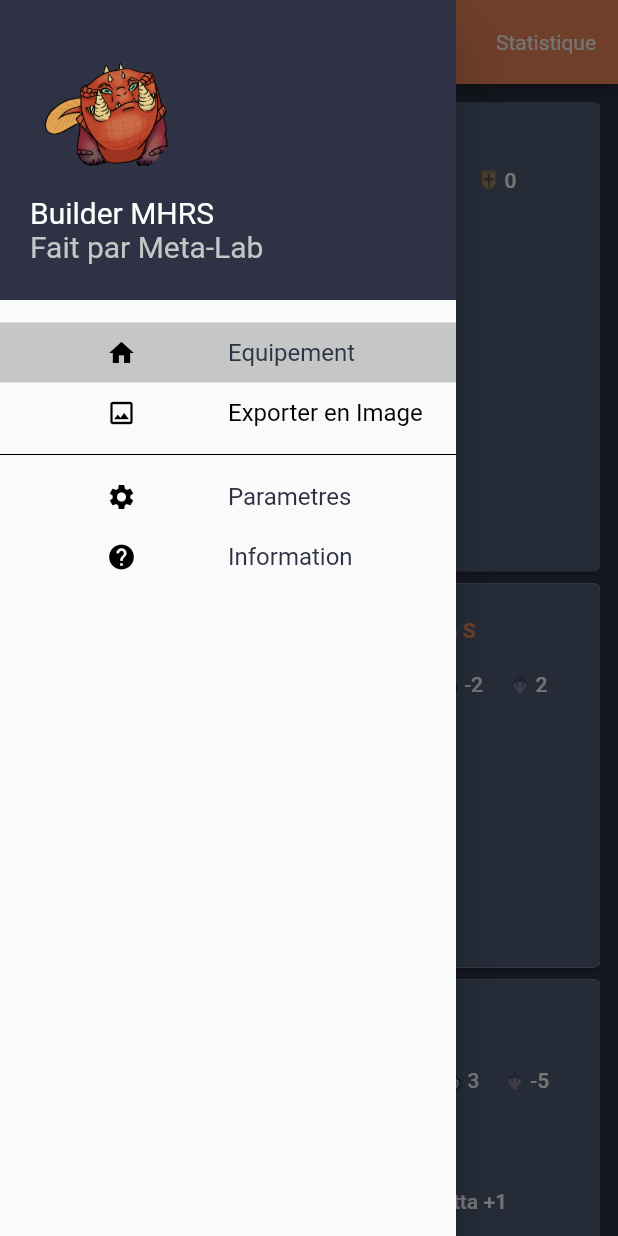
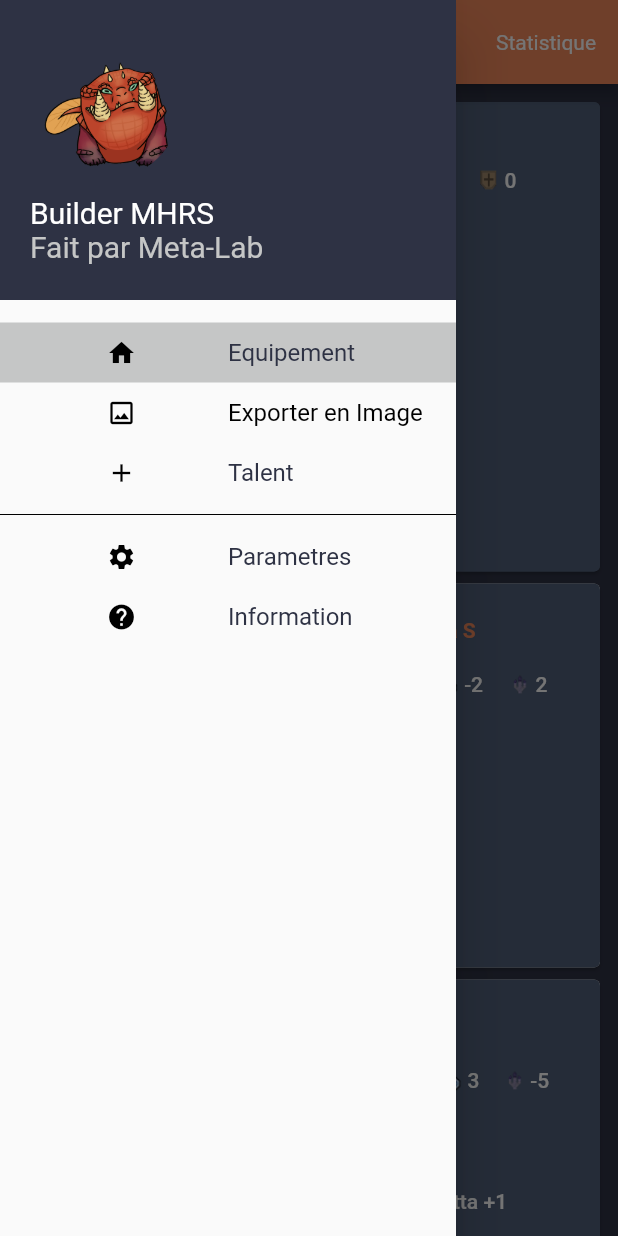
Before and after one commit to MClenetHelayon/BuilderMH, a Flutter app: the screen it shows after launch, with the side drawer open, on a phone screen of 412 x 824 dp. Run offline on Flutter 3.47's test engine with Material 2 defaults, Android fonts, the phone set to English and light mode, and no system bars; our stand-ins replace accordion, fluttertoast, image_gallery_saver, screenshot; missing offline and left inert: devicelocale; generated files the repository leaves out were written again.

Commit message:
Creation de la page dédié au talent

```diff
--- a/lib/homepage.dart
+++ b/lib/homepage.dart
@@ -1,6 +1,16 @@
 import 'package:builder_mhrs/manager/color/colorManager.dart';
 import 'package:builder_mhrs/manager/text/color.dart';
+import 'package:builder_mhrs/object/Screen.dart';
 import 'package:builder_mhrs/object/weapon/Arme.dart';
+import 'package:builder_mhrs/pages/boost.dart';
+import 'package:builder_mhrs/pages/equipement.dart';
+import 'package:builder_mhrs/pages/exportedImage.dart';
+import 'package:builder_mhrs/pages/info.dart';
+import 'package:builder_mhrs/pages/menu/header-drawer.dart';
+import 'package:builder_mhrs/pages/menu/stat-drawer.dart';
+import 'package:builder_mhrs/pages/setting.dart';
+import 'package:builder_mhrs/provider/app_state.dart';
+import 'package:builder_mhrs/provider/stuff_state.dart';
 import 'package:flutter/material.dart';
 import 'package:flutter_gen/gen_l10n/app_localizations.dart';
 import 'package:fluttertoast/fluttertoast.dart';
@@ -11,18 +21,6 @@ import 'package:screenshot/screenshot.dart';
 
 import 'manager/exported/androidManager.dart';
 import 'manager/exported/windowsManager.dart';
-
-import 'object/Screen.dart';
-
-import 'pages/menu/header-drawer.dart';
-
-import 'pages/setting.dart';
-import 'pages/equipement.dart';
-import 'pages/info.dart';
-import 'pages/exportedImage.dart' as expImg;
-import 'provider/app_state.dart';
-import 'provider/stuff_state.dart';
-import 'pages/menu/stat-drawer.dart';
 
 class App extends StatelessWidget {
   @override
@@ -60,13 +58,13 @@ class _HomepageState extends State<Homepage> {
             BuilderPage();
         break;
       case DrawerSections.parametres:
-        container = SettingsPage(
-          onLanguageChanged: (Locale newLocale) {
+        container = SettingsPage(onLanguageChanged: (Locale newLocale) {
           Provider.of<AppState>(context, listen: false)
               .changeLanguage(newLocale);
-          },
-        );
+        });
         break;
+      case DrawerSections.boost:
+        container = const BoostPage();
       case DrawerSections.info:
         container = const InfoPage();
         break;
@@ -110,11 +108,12 @@ class _HomepageState extends State<Homepage> {
                 final screen = Screen(1100, 750, s, context);
                 final controller = ScreenshotController();
                 final bytes = await controller.captureFromWidget(
-                Material(child: expImg.buildCard(screen)),
+                  Material(child: buildCard(screen)),
                   pixelRatio: 3.0, // Facteur de mise à l'échelle de la capture
                   targetSize: s.weapon is Fusarbalete
                       ? const Size(1350, 800)
-                    : const Size(1100, 750), // Dimensions souhaitées de l'image
+                      : const Size(
+                          1100, 750), // Dimensions souhaitées de l'image
                 );
                 setState(() => this.bytes = bytes);
 
@@ -125,39 +124,28 @@ class _HomepageState extends State<Homepage> {
                 Fluttertoast.showToast(
                     msg: "L'image a été téléchargé !",
                     toastLength: Toast.LENGTH_SHORT,
-                gravity: ToastGravity.CENTER,
-              );
+                    gravity: ToastGravity.CENTER);
               },
               child: Container(
                   padding: const EdgeInsets.all(10.0),
                   color: currentPage == DrawerSections.exporter
                       ? getThird()
                       : Colors.transparent,
-              child: Row(
-                children: [
+                  child: Row(children: [
                     const Expanded(
-                    child: Icon(
-                      Icons.image_outlined,
-                      size: 20,
-                      color: Colors.black,
-                    ),
-                  ),
+                        child: Icon(Icons.image_outlined,
+                            size: 20, color: Colors.black)),
                     Expanded(
-                    child: Text(
-                      AppLocalizations.of(context)!.buildcard,
-                      style: const TextStyle(color: Colors.black, fontSize: 16),
-                    ),
-                  ),
-                ],
-              ),
-            ),
-          ),
-          const Divider(
-            color: Colors.black,
-          ),
-          MenuItem(2, AppLocalizations.of(context)!.param, Icons.settings,
+                        child: Text(AppLocalizations.of(context)!.buildcard,
+                            style: const TextStyle(
+                                color: Colors.black, fontSize: 16)))
+                  ]))),
+          MenuItem(2, AppLocalizations.of(context)!.boost, Icons.add,
+              currentPage == DrawerSections.boost ? true : false),
+          const Divider(color: Colors.black),
+          MenuItem(3, AppLocalizations.of(context)!.param, Icons.settings,
               currentPage == DrawerSections.parametres ? true : false),
-          MenuItem(3, AppLocalizations.of(context)!.info, Icons.help,
+          MenuItem(4, AppLocalizations.of(context)!.info, Icons.help,
               currentPage == DrawerSections.info ? true : false),
         ]));
   }
@@ -174,9 +162,11 @@ class _HomepageState extends State<Homepage> {
                   currentPage = DrawerSections.equipement;
                   break;
                 case 2:
+                  currentPage = DrawerSections.boost;
+                case 3:
                   currentPage = DrawerSections.parametres;
                   break;
-                case 3:
+                case 4:
                   currentPage = DrawerSections.info;
                   break;
               }
@@ -185,12 +175,7 @@ class _HomepageState extends State<Homepage> {
           child: Padding(
               padding: const EdgeInsets.all(10.0),
               child: Row(children: [
-                Expanded(
-                    child: Icon(
-                  icon,
-                  size: 20,
-                  color: Colors.black,
-                )),
+                Expanded(child: Icon(icon, size: 20, color: Colors.black)),
                 Expanded(
                     child: Text(title,
                         style: TextStyle(color: getSecondary(), fontSize: 16))),
@@ -202,6 +187,7 @@ class _HomepageState extends State<Homepage> {
 enum DrawerSections {
   equipement,
   exporter,
+  boost,
   parametres,
   info,
 }
--- a/lib/l10n/app_en.arb
+++ b/lib/l10n/app_en.arb
@@ -4,6 +4,7 @@
   "buildcard": "Make a Buildcard",
   "info": "Information",
   "set": "Build",
+  "boost" : "Skill",
   "name": "Name",
   "search": "Search...",
   "moreFilters": "More Filters",
--- a/lib/l10n/app_fr.arb
+++ b/lib/l10n/app_fr.arb
@@ -4,6 +4,7 @@
   "buildcard": "Exporter en Image",
   "info": "Information",
   "set": "Equipement",
+  "boost" : "Talent",
   "name": "Nom",
   "search": "Recherche...",
   "moreFilters": "Plus de Filtres",
```
Also changed, not shown: lib/pages/boost.dart (added, +16 -0 lines). Lines whose indentation alone changed are shown as unchanged.
